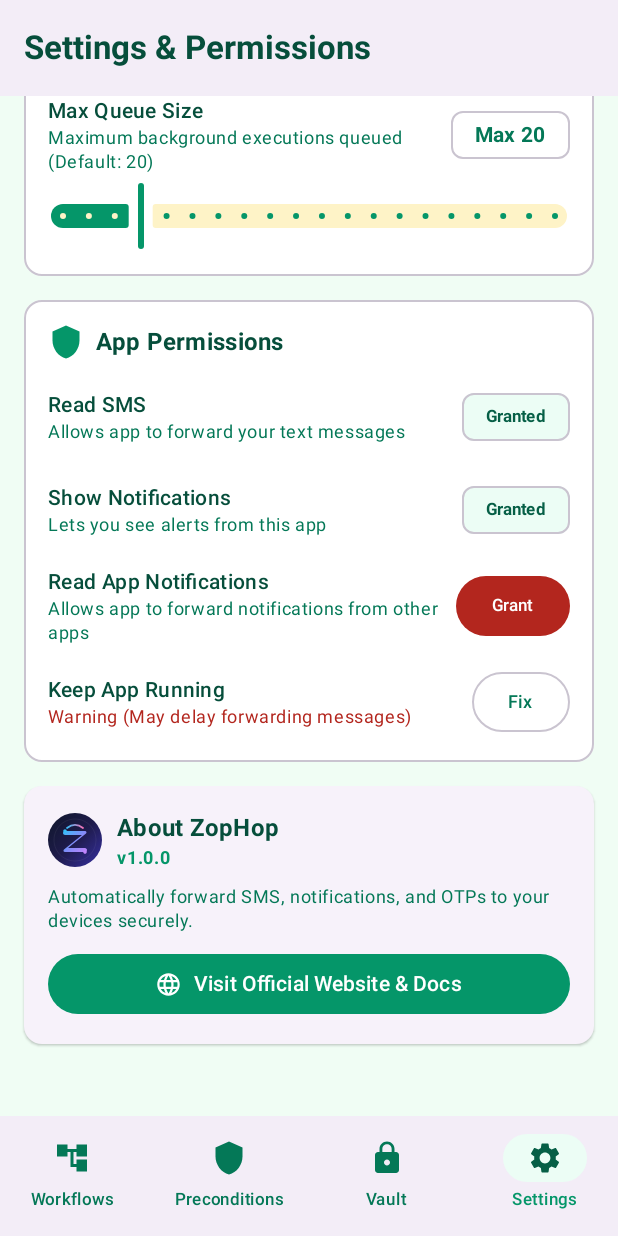
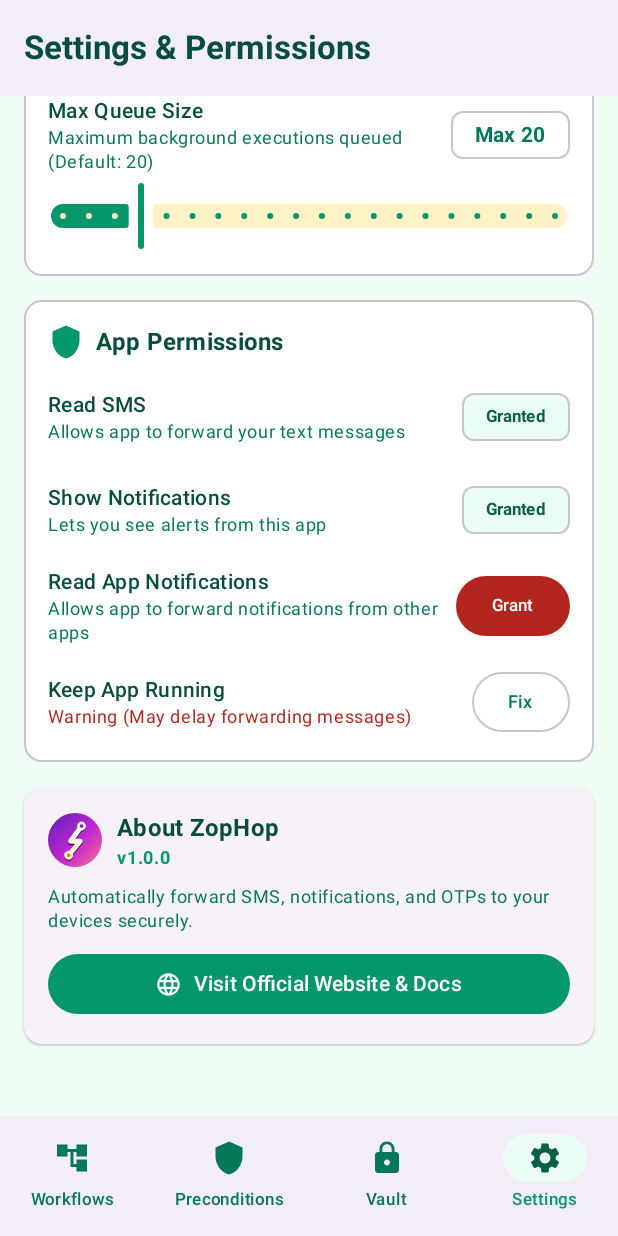
Before and after one commit to aman400/ntfysms, an Android app built with Jetpack Compose: the screen it shows after launch (MainActivity), item 4 of the bottom bar chosen, scrolled down 662 dp, on a phone screen of 412 x 824 dp. Run offline under Robolectric (Android 15) with nearby library versions, the phone set to English and light mode, and no system bars; our stand-ins replace Room's generated code; 1 statement that could not run was skipped.

Commit message:
Update ZopHop app icon and web SVG assets with bolt-shaped workflow node design

```diff
--- a/app/src/main/res/drawable/ic_launcher_background.xml
+++ b/app/src/main/res/drawable/ic_launcher_background.xml
@@ -8,7 +8,7 @@
 
     <path
         android:pathData="M0,0h108v108h-108z"
-        android:fillColor="#0F172A" />
+        android:fillColor="#5B21B6" />
 
     <path android:pathData="M0,0h108v108h-108z">
         <aapt:attr name="android:fillColor">
@@ -18,16 +18,10 @@
                 android:endX="108"
                 android:endY="108"
                 android:type="linear">
-                <item android:color="#0F172A" android:offset="0.0" />
-                <item android:color="#1E1B4B" android:offset="0.5" />
-                <item android:color="#3730A3" android:offset="1.0" />
+                <item android:color="#5B21B6" android:offset="0.0" />
+                <item android:color="#C026D3" android:offset="0.55" />
+                <item android:color="#FB7185" android:offset="1.0" />
             </gradient>
         </aapt:attr>
     </path>
-
-    <path
-        android:pathData="M54,54m-42,0a42,42 0 1,1 84,0a42,42 0 1,1 -84,0"
-        android:strokeColor="#1FFFFFFF"
-        android:strokeWidth="1"
-        android:fillColor="#00000000" />
 </vector>
--- a/app/src/main/res/drawable/ic_launcher_foreground.xml
+++ b/app/src/main/res/drawable/ic_launcher_foreground.xml
@@ -10,45 +10,58 @@
         android:pivotX="54"
         android:pivotY="54">
 
+        <!-- Shadow Path -->
         <path
-            android:pathData="M34,36 L74,36 C77,36 78,39 76,41 L40,70 L74,70 C76,70 78,72 78,74 L78,74 C78,76 76,78 74,78 L34,78 C31,78 30,75 32,73 L68,44 L34,44 C32,44 30,42 30,40 L30,40 C30,38 32,36 34,36 Z">
-            <aapt:attr name="android:fillColor">
+            android:pathData="M67.08,28.69 L45.14,59.06 L64.55,59.06 L41.34,86.9"
+            android:strokeColor="#2E0A4F"
+            android:strokeWidth="9.7"
+            android:strokeLineCap="round"
+            android:strokeLineJoin="round"
+            android:fillColor="#00000000" />
+
+        <path
+            android:pathData="M67.08,28.69m-8.4,0a8.4,8.4 0 1,1 16.8,0a8.4,8.4 0 1,1 -16.8,0"
+            android:fillColor="#2E0A4F" />
+
+        <path
+            android:pathData="M41.34,86.9m-8.4,0a8.4,8.4 0 1,1 16.8,0a8.4,8.4 0 1,1 -16.8,0"
+            android:fillColor="#2E0A4F" />
+
+        <!-- Bolt-shaped Workflow Path -->
+        <path
+            android:pathData="M67.08,26.16 L45.14,56.53 L64.55,56.53 L41.34,84.38"
+            android:strokeWidth="9.7"
+            android:strokeLineCap="round"
+            android:strokeLineJoin="round">
+            <aapt:attr name="android:strokeColor">
                 <gradient
-                    android:startX="30"
-                    android:startY="36"
-                    android:endX="78"
-                    android:endY="78"
+                    android:startX="67.08"
+                    android:startY="26.16"
+                    android:endX="41.34"
+                    android:endY="84.38"
                     android:type="linear">
-                    <item android:color="#38BDF8" android:offset="0.0" />
-                    <item android:color="#818CF8" android:offset="0.5" />
-                    <item android:color="#C084FC" android:offset="1.0" />
+                    <item android:color="#FFFFFF" android:offset="0.0" />
+                    <item android:color="#FEF3C7" android:offset="1.0" />
                 </gradient>
             </aapt:attr>
         </path>
 
+        <!-- Top Node Circle -->
         <path
-            android:pathData="M38,30 C48,22 60,22 70,30"
-            android:strokeWidth="3.5"
-            android:strokeLineCap="round">
-            <aapt:attr name="android:strokeColor">
-                <gradient
-                    android:startX="38"
-                    android:startY="30"
-                    android:endX="70"
-                    android:endY="30"
-                    android:type="linear">
-                    <item android:color="#38BDF8" android:offset="0.0" />
-                    <item android:color="#F472B6" android:offset="1.0" />
-                </gradient>
-            </aapt:attr>
-        </path>
+            android:pathData="M67.08,26.16m-8.86,0a8.86,8.86 0 1,1 17.72,0a8.86,8.86 0 1,1 -17.72,0"
+            android:fillColor="#FFFFFF" />
 
         <path
-            android:pathData="M34,36m-3.5,0a3.5,3.5 0 1,1 7,0a3.5,3.5 0 1,1 -7,0"
-            android:fillColor="#38BDF8" />
+            android:pathData="M67.08,26.16m-3.58,0a3.58,3.58 0 1,1 7.16,0a3.58,3.58 0 1,1 -7.16,0"
+            android:fillColor="#7E22CE" />
+
+        <!-- Bottom Node Circle -->
+        <path
+            android:pathData="M41.34,84.38m-8.86,0a8.86,8.86 0 1,1 17.72,0a8.86,8.86 0 1,1 -17.72,0"
+            android:fillColor="#FEF3C7" />
 
         <path
-            android:pathData="M74,78m-3.5,0a3.5,3.5 0 1,1 7,0a3.5,3.5 0 1,1 -7,0"
-            android:fillColor="#C084FC" />
+            android:pathData="M41.34,84.38m-3.58,0a3.58,3.58 0 1,1 7.16,0a3.58,3.58 0 1,1 -7.16,0"
+            android:fillColor="#F97316" />
     </group>
 </vector>
```
Also changed, not shown: 1 other file.
